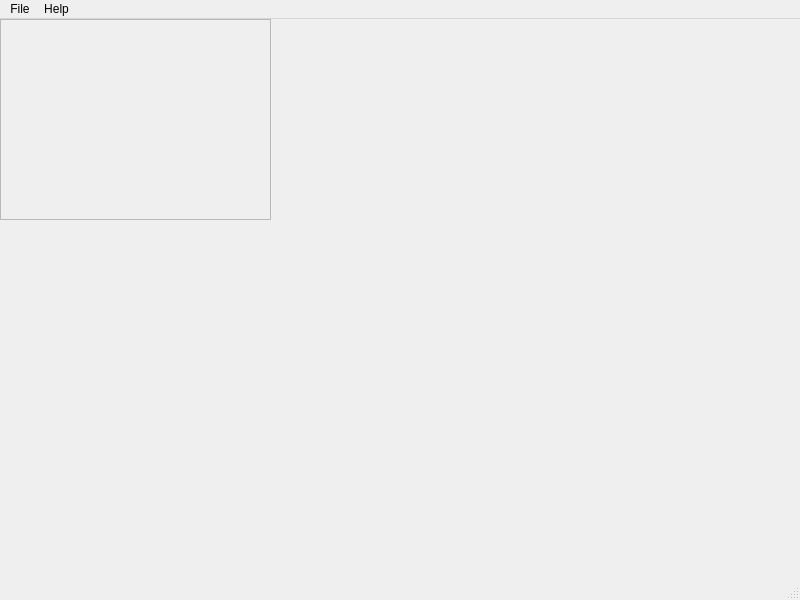
This is q_app2/mainwindow.ui in yyk99/qt_junk as Qt 5 draws it before an edit. The edited form follows.
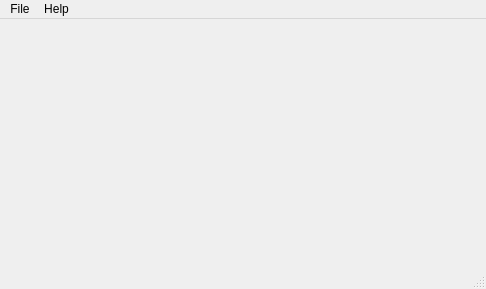
This is the edited form. Custom widgets are drawn as their Qt base class.

What changed in the file:
```diff
--- a/q_app2/mainwindow.ui
+++ b/q_app2/mainwindow.ui
@@ -6,50 +6,23 @@
    <rect>
     <x>0</x>
     <y>0</y>
-    <width>800</width>
-    <height>600</height>
+    <width>486</width>
+    <height>289</height>
    </rect>
   </property>
   <property name="windowTitle">
    <string>MainWindow</string>
   </property>
   <widget class="QWidget" name="centralwidget">
-   <widget class="RenderAreaToo" name="m_render_area_too" native="true">
-    <property name="geometry">
-     <rect>
-      <x>0</x>
-      <y>0</y>
-      <width>271</width>
-      <height>201</height>
-     </rect>
-    </property>
-    <property name="minimumSize">
-     <size>
-      <width>271</width>
-      <height>201</height>
-     </size>
-    </property>
-    <layout class="QHBoxLayout" name="horizontalLayout">
-     <item>
-      <widget class="QFrame" name="frame">
-       <property name="frameShape">
-        <enum>QFrame::StyledPanel</enum>
-       </property>
-       <property name="frameShadow">
-        <enum>QFrame::Raised</enum>
-       </property>
-      </widget>
-     </item>
-    </layout>
-   </widget>
+   <layout class="QVBoxLayout" name="verticalLayout"/>
   </widget>
   <widget class="QMenuBar" name="menubar">
    <property name="geometry">
     <rect>
      <x>0</x>
      <y>0</y>
-     <width>800</width>
-     <height>19</height>
+     <width>486</width>
+     <height>23</height>
     </rect>
    </property>
    <widget class="QMenu" name="menuFile">
@@ -107,14 +80,6 @@
    </property>
   </action>
  </widget>
- <customwidgets>
-  <customwidget>
-   <class>RenderAreaToo</class>
-   <extends>QWidget</extends>
-   <header>renderareatoo.h</header>
-   <container>1</container>
-  </customwidget>
- </customwidgets>
  <resources/>
  <connections/>
 </ui>
```
